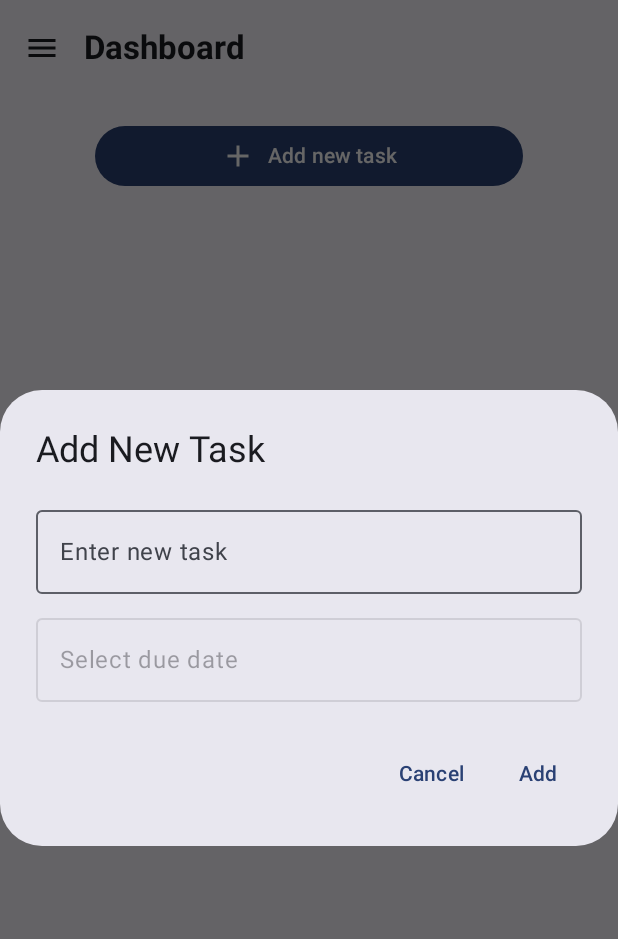
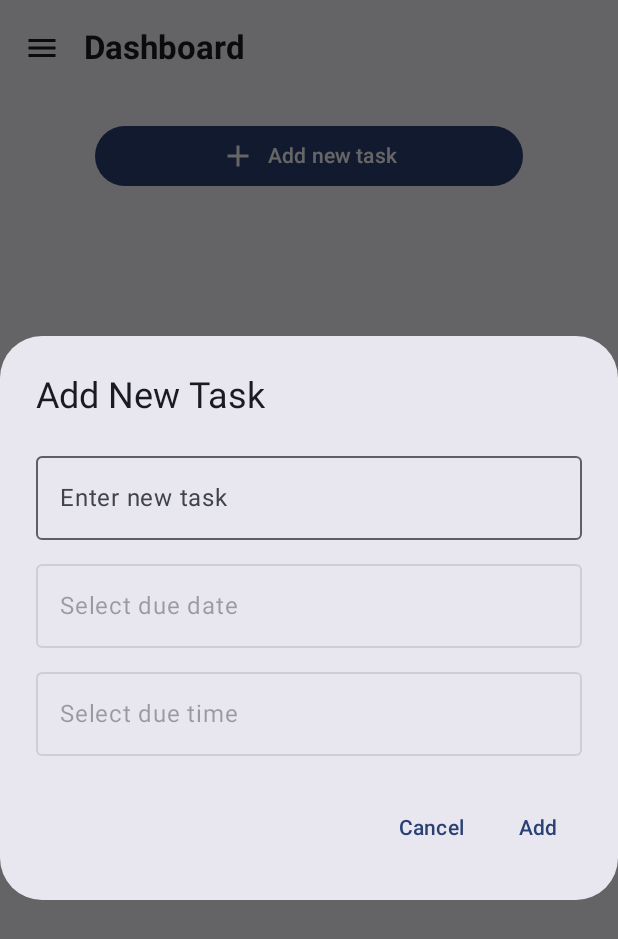
Before and after one commit to kdgcy/classmate, an Android app built with Jetpack Compose: the HomeScreen screen opened through its navigation route, after a tap on "Add new task", on a phone screen of 412 x 824 dp. Shown: the top 939 px of the screen. Run offline under Robolectric (Android 15) with nearby library versions, the phone set to English and light mode, and no system bars; our stand-ins replace Firebase (no records; nobody signed in at launch, a user with empty details on screens opened directly).

Commit message:
Modify some changes in HomeScreen.Card() for progress tracking

```diff
--- a/app/src/main/java/com/neu/classmate/AppNavigation.kt
+++ b/app/src/main/java/com/neu/classmate/AppNavigation.kt
@@ -38,7 +38,7 @@ fun AppNavigation(modifier: Modifier = Modifier){
             Signup(modifier,navController)
         }
         composable(Routes.HomeScreen) {
-            HomeScreen(modifier,navController)
+            HomeScreen(navController)
         }
         composable(Routes.FocusTimer) {
             FocusTimer(modifier,navController)
--- a/app/src/main/java/com/neu/classmate/components/FocusTimer.kt
+++ b/app/src/main/java/com/neu/classmate/components/FocusTimer.kt
@@ -17,7 +17,7 @@ fun FocusTimer(modifier: Modifier, navHostController: NavHostController){
         horizontalAlignment = Alignment.CenterHorizontally
     ) {
         Text(
-            text = "Focus Timer Page"
+            text = "This screen is under development"
         )
     }
 }
--- a/app/src/main/java/com/neu/classmate/components/Profile.kt
+++ b/app/src/main/java/com/neu/classmate/components/Profile.kt
@@ -19,7 +19,7 @@ fun Profile(modifier: Modifier, navController: NavController){
         horizontalAlignment = Alignment.CenterHorizontally
     ) {
         Text(
-            text = "User Profile"
+            text = "This screen is under development"
         )
     }
 }
--- a/app/src/main/java/com/neu/classmate/screens/HomeScreen.kt
+++ b/app/src/main/java/com/neu/classmate/screens/HomeScreen.kt
@@ -1,6 +1,7 @@
 package com.neu.classmate.screens
 
 import android.app.DatePickerDialog
+import android.app.TimePickerDialog
 import android.net.Uri
 import androidx.compose.foundation.clickable
 import androidx.compose.foundation.interaction.MutableInteractionSource
@@ -35,7 +36,7 @@ data class TaskItem(
 
 @OptIn(ExperimentalMaterial3Api::class)
 @Composable
-fun HomeScreen(modifier: Modifier = Modifier, navController: NavHostController) {
+fun HomeScreen(navController: NavHostController) {
     val db = Firebase.firestore
     val userId = FirebaseAuth.getInstance().currentUser?.uid ?: return
 
@@ -43,21 +44,23 @@ fun HomeScreen(modifier: Modifier = Modifier, navController: NavHostController)
     var showDialog by remember { mutableStateOf(false) }
     var taskText by remember { mutableStateOf("") }
     var dueDateText by remember { mutableStateOf("") }
+    var dueTimeText by remember { mutableStateOf("") }
     var taskList by remember { mutableStateOf(listOf<TaskItem>()) }
 
     val calendar = Calendar.getInstance()
+    val timeCalendar = Calendar.getInstance()
     val dateFormatter = remember { SimpleDateFormat("MMMM dd, yyyy", Locale.getDefault()) }
     val context = LocalContext.current
     val drawerState = rememberDrawerState(initialValue = DrawerValue.Closed)
     val scope = rememberCoroutineScope()
 
-    fun loadTasks() {
+    fun listenToTasks() {
         db.collection("users")
             .document(userId)
             .collection("tasks")
             .orderBy("dueDateTimestamp")
-            .get()
-            .addOnSuccessListener { result ->
+            .addSnapshotListener { result, _ ->
+                if (result != null) {
                     taskList = result.documents.mapNotNull { doc ->
                         val title = doc.getString("title") ?: return@mapNotNull null
                         val dueDate = doc.getString("dueDate") ?: "No due date"
@@ -69,6 +72,7 @@ fun HomeScreen(modifier: Modifier = Modifier, navController: NavHostController)
                     }
                 }
             }
+    }
 
     LaunchedEffect(Unit) {
         db.collection("users")
@@ -77,7 +81,7 @@ fun HomeScreen(modifier: Modifier = Modifier, navController: NavHostController)
             .addOnSuccessListener { document ->
                 name = document.getString("name") ?: ""
             }
-        loadTasks()
+        listenToTasks()
     }
 
     ModalNavigationDrawer(
@@ -98,9 +102,11 @@ fun HomeScreen(modifier: Modifier = Modifier, navController: NavHostController)
                                 modifier = Modifier
                                     .fillMaxWidth()
                                     .clickable {
-                                        if (label == "Profile") navController.navigate(Routes.Profile)
-                                        if (label == "Focus Timer") navController.navigate(Routes.FocusTimer)
-                                        if (label == "Task Completed") navController.navigate(Routes.TaskCompleted)
+                                        when (label) {
+                                            "Profile" -> navController.navigate(Routes.Profile)
+                                            "Focus Timer" -> navController.navigate(Routes.FocusTimer)
+                                            "Task Completed" -> navController.navigate(Routes.TaskCompleted)
+                                        }
                                     }
                                     .padding(16.dp),
                                 verticalAlignment = Alignment.CenterVertically
@@ -184,12 +190,11 @@ fun HomeScreen(modifier: Modifier = Modifier, navController: NavHostController)
                                     Spacer(modifier = Modifier.height(4.dp))
 
                                     val progressPercent = (task.percentComplete * 100).toInt()
+                                    val showProgress = task.percentComplete > 0f
+
+                                    if (showProgress) {
                                         val progressLabel = if (progressPercent < 100) "In-progress" else "Complete"
-
-                                    Text(
-                                        "$progressPercent% - $progressLabel",
-                                        style = MaterialTheme.typography.labelSmall
-                                    )
+                                        Text("$progressPercent% - $progressLabel", style = MaterialTheme.typography.labelSmall)
                                         Spacer(modifier = Modifier.height(4.dp))
                                         LinearProgressIndicator(
                                             progress = task.percentComplete,
@@ -197,6 +202,9 @@ fun HomeScreen(modifier: Modifier = Modifier, navController: NavHostController)
                                                 .fillMaxWidth()
                                                 .height(6.dp)
                                         )
+                                    } else {
+                                        Spacer(modifier = Modifier.height(20.dp))
+                                    }
                                 }
                             }
                             Spacer(modifier = Modifier.height(10.dp))
@@ -209,6 +217,7 @@ fun HomeScreen(modifier: Modifier = Modifier, navController: NavHostController)
                                 showDialog = false
                                 taskText = ""
                                 dueDateText = ""
+                                dueTimeText = ""
                             },
                             title = { Text("Add New Task") },
                             text = {
@@ -252,15 +261,47 @@ fun HomeScreen(modifier: Modifier = Modifier, navController: NavHostController)
                                             modifier = Modifier.fillMaxWidth()
                                         )
                                     }
+
+                                    Spacer(modifier = Modifier.height(8.dp))
+
+                                    Box(
+                                        modifier = Modifier
+                                            .fillMaxWidth()
+                                            .clickable(
+                                                indication = null,
+                                                interactionSource = interactionSource
+                                            ) {
+                                                TimePickerDialog(
+                                                    context,
+                                                    { _, hour, minute ->
+                                                        timeCalendar.set(Calendar.HOUR_OF_DAY, hour)
+                                                        timeCalendar.set(Calendar.MINUTE, minute)
+                                                        dueTimeText = String.format("%02d:%02d", hour, minute)
+                                                    },
+                                                    timeCalendar.get(Calendar.HOUR_OF_DAY),
+                                                    timeCalendar.get(Calendar.MINUTE),
+                                                    false
+                                                ).show()
+                                            }
+                                    ) {
+                                        OutlinedTextField(
+                                            value = dueTimeText,
+                                            onValueChange = {},
+                                            label = { Text("Select due time") },
+                                            readOnly = true,
+                                            enabled = false,
+                                            modifier = Modifier.fillMaxWidth()
+                                        )
+                                    }
                                 }
                             },
                             confirmButton = {
                                 TextButton(onClick = {
                                     showDialog = false
-                                    if (taskText.isNotBlank()) {
+                                    if (taskText.isNotBlank() && dueDateText.isNotBlank() && dueTimeText.isNotBlank()) {
                                         val newTask = hashMapOf(
                                             "title" to taskText,
-                                            "dueDate" to dueDateText,
+                                            "dueDate" to "$dueDateText $dueTimeText",
                                             "dueDateTimestamp" to calendar.time,
                                             "createdAt" to com.google.firebase.Timestamp.now()
                                         )
@@ -268,9 +309,9 @@ fun HomeScreen(modifier: Modifier = Modifier, navController: NavHostController)
                                             .document(userId)
                                             .collection("tasks")
                                             .add(newTask)
-                                            .addOnSuccessListener { loadTasks() }
                                         taskText = ""
                                         dueDateText = ""
+                                        dueTimeText = ""
                                     }
                                 }) {
                                     Text("Add")
@@ -281,6 +322,7 @@ fun HomeScreen(modifier: Modifier = Modifier, navController: NavHostController)
                                     showDialog = false
                                     taskText = ""
                                     dueDateText = ""
+                                    dueTimeText = ""
                                 }) {
                                     Text("Cancel")
                                 }
```
Also changed, not shown: app/src/main/java/com/neu/classmate/components/TaskView.kt (+1 -9 lines). Lines whose indentation alone changed are shown as unchanged.
